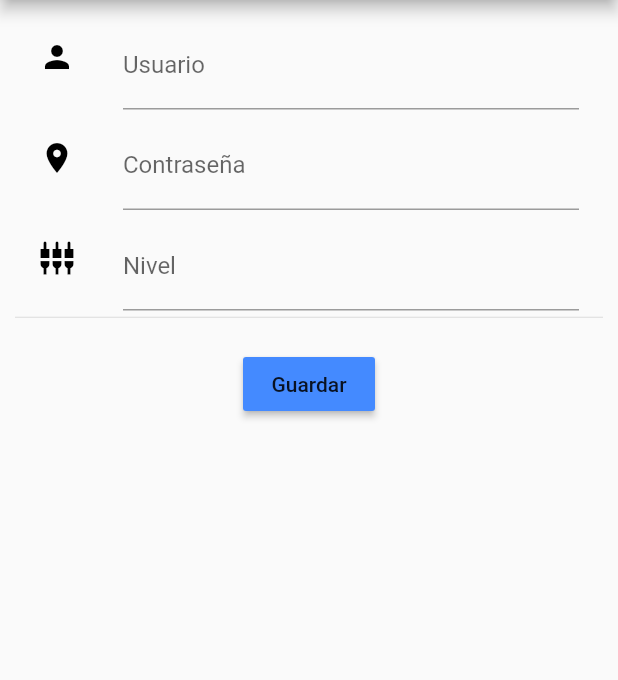
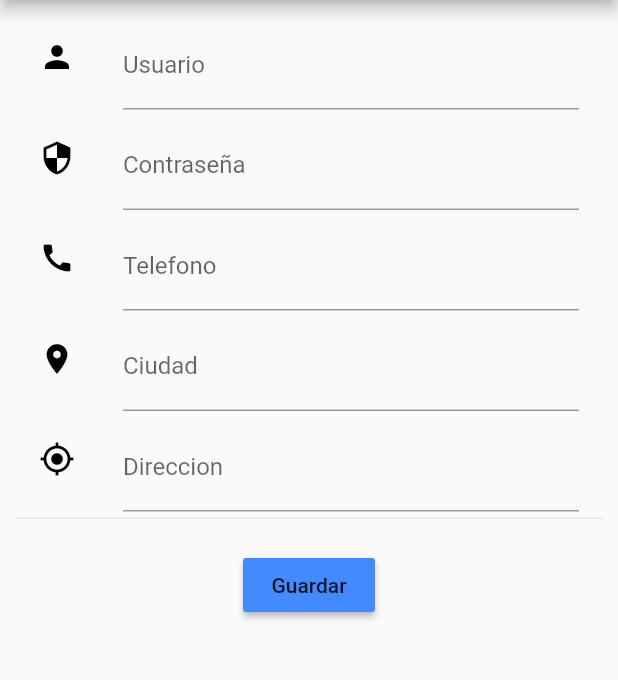
Before and after one commit to Carlos-Paz22/apptienda, a Flutter app: the EditData screen opened directly, on a phone screen of 412 x 824 dp, the part 84-764 px from its top. Run offline on Flutter 3.47's test engine with Material 2 defaults, Android fonts, the phone set to English and light mode, and no system bars; network calls fail; statements that could not run were skipped.

Commit message:
Por el momento funciona parte 3

```diff
--- a/lib/pages/crear_producto.dart
+++ b/lib/pages/createProduct.dart
@@ -1,6 +1,6 @@
 import 'package:flutter/material.dart';
 import 'package:http/http.dart' as http;
-import 'package:apptienda/pages/list_product.dart';
+import 'package:apptienda/pages/listProduct.dart';
 
 class AddProduct extends StatefulWidget {
   @override
@@ -119,7 +119,7 @@ class _AddProductState extends State<AddProduct> {
                     shape: new RoundedRectangleBorder(
                         borderRadius: new BorderRadius.circular(30.0)),
                     onPressed: () {
-                      Navigator.pushReplacementNamed(context, '/powerPage');
+                      Navigator.pushReplacementNamed(context, '/pageUser');
                     },
                   ),
                 ],
--- a/lib/pages/detail.dart
+++ b/lib/pages/detailUser.dart
@@ -1,5 +1,5 @@
 import 'package:flutter/material.dart';
-import 'package:apptienda/pages/listarUsuarios.dart';
+import 'package:apptienda/pages/listUser.dart';
 import './editdata.dart';
 import 'package:http/http.dart' as http;
 
@@ -32,7 +32,7 @@ void confirm (){
           deleteData();
           Navigator.of(context).push(
             new MaterialPageRoute(
-              builder: (BuildContext context)=> new ListarUser(),
+              builder: (BuildContext context)=> new ListUser(),
             )
           );
         },
@@ -97,7 +97,7 @@ void confirm (){
                         borderRadius: new BorderRadius.circular(30.0)
                     ),
                     onPressed: () {
-                     Navigator.pushReplacementNamed(context, '/powerPage');
+                     Navigator.pushReplacementNamed(context, '/pageUser');
 
                     },
                   ),
--- a/lib/pages/detailproduct.dart
+++ b/lib/pages/detailproduct.dart
@@ -1,5 +1,5 @@
 import 'package:flutter/material.dart';
-import 'package:apptienda/pages/list_product.dart';
+import 'package:apptienda/pages/listProduct.dart';
 import './editproduct.dart';
 import 'package:http/http.dart' as http;
 
@@ -32,7 +32,7 @@ void confirm (){
           deleteProduct();
           Navigator.of(context).push(
             new MaterialPageRoute(
-              builder: (BuildContext context)=> new LisProduct(),
+              builder: (BuildContext context)=> new ListProduct(),
             )
           );
         },
@@ -113,7 +113,7 @@ void confirm (){
                           borderRadius: new BorderRadius.circular(15.0)
                       ),
                       onPressed: () {
-                       Navigator.pushReplacementNamed(context, '/powerPage');
+                       Navigator.pushReplacementNamed(context, '/pageUser');
 
                       },
                     ),
--- a/lib/pages/editdata.dart
+++ b/lib/pages/editdata.dart
@@ -1,6 +1,6 @@
 import 'package:flutter/material.dart';
 import 'package:http/http.dart' as http;
-import 'package:apptienda/pages/listarUsuarios.dart';
+import 'package:apptienda/pages/listUser.dart';
 
 class EditData extends StatefulWidget {
   final List list;
@@ -16,7 +16,9 @@ class _EditDataState extends State<EditData> {
   //para la base
   TextEditingController controllerUsername;
   TextEditingController controllerPassword;
-  TextEditingController controllerNivel;
+  TextEditingController controllerTelefono;
+  TextEditingController controllerCiudad;
+  TextEditingController controllerDireccion;
 
 
   void editData() {
@@ -25,14 +27,19 @@ class _EditDataState extends State<EditData> {
       "id": widget.list[widget.index]['id'],
       "username": controllerUsername.text,
       "password": controllerPassword.text,
-      "nivel": controllerNivel.text
+      "telefono": controllerTelefono.text,
+      "ciudad": controllerCiudad.text,
+      "direccion": controllerDireccion.text,
+
     });
   }
  @override
 void initState() {
       controllerUsername= new TextEditingController(text: widget.list[widget.index]['username'] );
       controllerPassword= new TextEditingController(text: widget.list[widget.index]['password'] );
-      controllerNivel= new TextEditingController(text: widget.list[widget.index]['nivel'] );
+      controllerTelefono= new TextEditingController(text: widget.list[widget.index]['telefono'] );
+      controllerCiudad= new TextEditingController(text: widget.list[widget.index]['ciudad'] );
+      controllerDireccion= new TextEditingController(text: widget.list[widget.index]['direccion'] );
       super.initState();
     }
 
@@ -62,7 +69,7 @@ void initState() {
                     ),
                   ),
                   new ListTile(
-                    leading: const Icon(Icons.location_on, color: Colors.black),
+                    leading: const Icon(Icons.security, color: Colors.black),
                     title: new TextFormField(
                       controller: controllerPassword,
                           validator: (value) {
@@ -74,14 +81,38 @@ void initState() {
                     ),
                   ),
                   new ListTile(
-                    leading: const Icon(Icons.settings_input_component, color: Colors.black),
+                    leading: const Icon(Icons.call, color: Colors.black),
                     title: new TextFormField(
-                      controller: controllerNivel,
+                      controller: controllerTelefono,
                           validator: (value) {
-                            if (value.isEmpty) return "Ingresa un Nivel";
+                            if (value.isEmpty) return "Ingresa un Telefono";
                           },
                       decoration: new InputDecoration(
-                        hintText: "Nivel", labelText: "Nivel",
+                        hintText: "Telefono", labelText: "Telefono",
+                      ),
+                    ),
+                  ),
+                  new ListTile(
+                    leading: const Icon(Icons.location_on, color: Colors.black),
+                    title: new TextFormField(
+                      controller: controllerCiudad,
+                          validator: (value) {
+                            if (value.isEmpty) return "Ingresa una Ciudad";
+                          },
+                      decoration: new InputDecoration(
+                        hintText: "Ciudad", labelText: "Ciudad",
+                      ),
+                    ),
+                  ),
+                  new ListTile(
+                    leading: const Icon(Icons.my_location, color: Colors.black),
+                    title: new TextFormField(
+                      controller: controllerDireccion,
+                          validator: (value) {
+                            if (value.isEmpty) return "Ingresa una Direccion";
+                          },
+                      decoration: new InputDecoration(
+                        hintText: "Direccion", labelText: "Direccion",
                       ),
                     ),
                   ),
@@ -98,7 +129,7 @@ void initState() {
                       editData();
                       Navigator.of(context).push(
                         new MaterialPageRoute(
-                          builder: (BuildContext context)=>new ListarUser()
+                          builder: (BuildContext context)=>new ListUser()
                         )
                       );
                     },
--- a/lib/pages/editproduct.dart
+++ b/lib/pages/editproduct.dart
@@ -1,6 +1,6 @@
 import 'package:flutter/material.dart';
 import 'package:http/http.dart' as http;
-import 'package:apptienda/pages/list_product.dart';
+import 'package:apptienda/pages/listProduct.dart';
 
 class EditProduct extends StatefulWidget {
   final List list;
@@ -113,7 +113,7 @@ void initState() {
                       editProduct();
                       Navigator.of(context).push(
                         new MaterialPageRoute(
-                          builder: (BuildContext context)=>new LisProduct()
+                          builder: (BuildContext context)=>new ListProduct()
                         )
                       );
                     },
```
Also changed, not shown: lib/main.dart (+15 -15 lines), lib/pages/createAccount.dart (renamed from lib/pages/crear_cuenta.dart, +6 -6 lines), lib/pages/listProduct.dart (renamed from lib/pages/list_product.dart, +4 -4 lines), lib/pages/listUser.dart (renamed from lib/pages/listarUsuarios.dart, +8 -6 lines), lib/pages/pageAdmin.dart (added, +103 -0 lines), lib/pages/pageUser.dart (renamed from lib/pages/vendedoresPage.dart, +5 -3 lines), lib/pages/powerPage.dart (deleted, +0 -104 lines).
